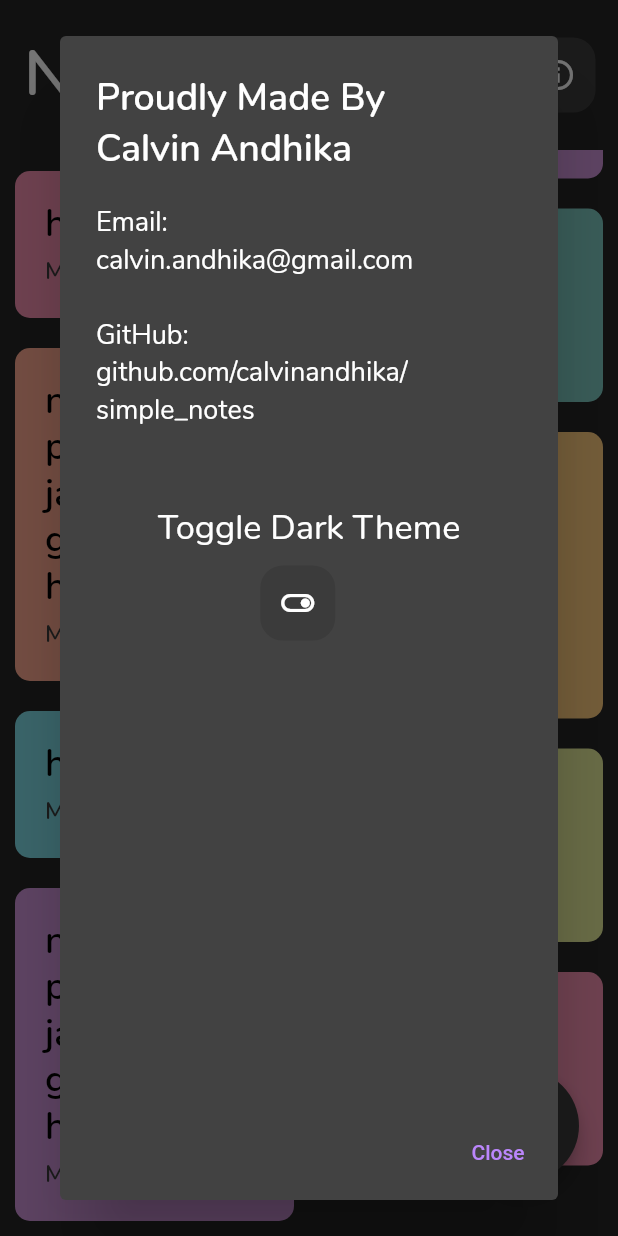
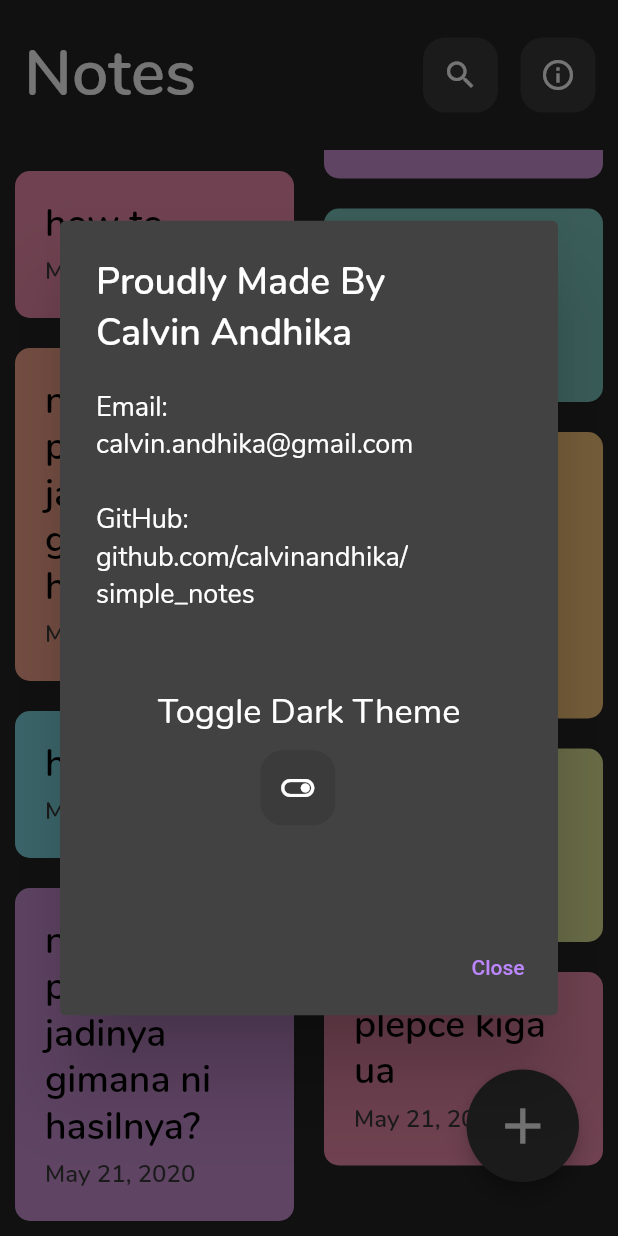
Before and after one commit to calvinandhika/simple_notes, a Flutter app: the screen it shows after launch, scrolled down 546 dp, after a tap on the "info outline" icon, on a phone screen of 412 x 824 dp. Run offline on Flutter 3.47's test engine with Material 2 defaults, Android fonts, the phone set to English and light mode, and no system bars; our stand-ins replace shared_preferences.

Commit message:
homepage edited

```diff
--- a/lib/pages/home_page.dart
+++ b/lib/pages/home_page.dart
@@ -114,7 +114,10 @@ class _HomePageState extends State<HomePage> {
                             'Proudly Made By\nCalvin Andhika',
                             style: h3TextStyle,
                           ),
-                          content: Column(
+                          content: SizedBox(
+                            height: MediaQuery.of(context).size.height / 2.5,
+                            child: SingleChildScrollView(
+                              child: Column(
                                 crossAxisAlignment: CrossAxisAlignment.start,
                                 children: [
                                   Text(
@@ -149,6 +152,8 @@ class _HomePageState extends State<HomePage> {
                                     },
                                   )
                                 ],
+                              ),
+                            ),
                           ),
                           actions: <Widget>[
                             TextButton(
```
Lines whose indentation alone changed are shown as unchanged.
